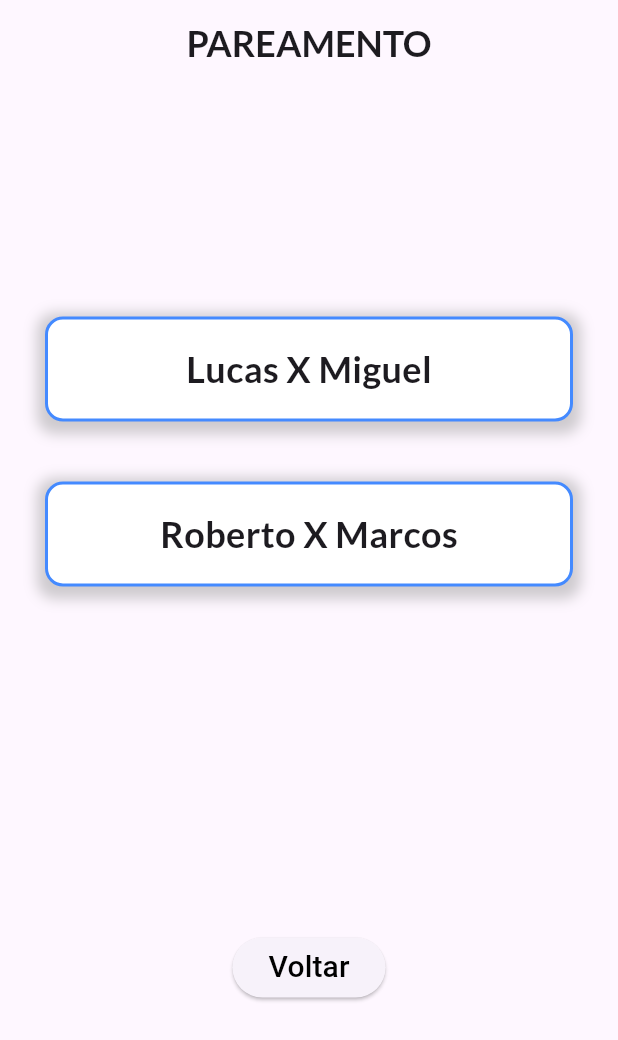
After one commit to MarceloGusmao/champions_organizer, a Flutter app: the NamesPage screen opened directly, on a phone screen of 412 x 824 dp. The commit adds this screen. Shown: the top 1040 px of the screen. Run offline on Flutter 3.47's test engine with Material 3 defaults, Android fonts, the phone set to English and light mode, and no system bars; our stand-ins replace font_awesome_flutter, google_fonts, parse_server_sdk_flutter; network calls fail.

Commit message:
Adicionando a tela de PAREAMENTO
Adicionando a tela de PAREAMENTO

```diff
--- a/lib/main.dart
+++ b/lib/main.dart
@@ -29,7 +29,7 @@ class MyApp extends StatelessWidget {
   Widget build(BuildContext context) {
     return MaterialApp(
       debugShowCheckedModeBanner: false,
-      title: 'Parse Login Example',
+      title: 'Login',
       theme: ThemeData(
         primarySwatch: Colors.blue,
       ),
--- a/lib/routes/app_routes.dart
+++ b/lib/routes/app_routes.dart
@@ -1,32 +1,26 @@
-// routes/app_routes.dart
-
 import 'package:flutter/material.dart';
-
 import '../views/home/home_screen.dart';
-import '../views/home/ranking_screen.dart';
-import '../views/login/login_screen.dart';
 import '../views/register/register_screen.dart'; // Importe esta linha para usar MaterialPageRoute
 import "../views/home/home.dart";
+import '../views/login/widgets/login_screen.dart';
 
 class AppRoutes {
   static const String initial = '/';
   static const String login = '/login';
   static const String register = '/register';
   static const String home = '/home';
-  static const String ranking = '/ranking';
+  static const String homepage = '/homePage';
 
   static Route<dynamic>? generateRoute(RouteSettings settings) {
     switch (settings.name) {
       case initial:
-        return MaterialPageRoute(builder: (_) => const MyHomePage());
+        return MaterialPageRoute(builder: (_) => HomeScreen());
       case login:
         return MaterialPageRoute(builder: (_) => LoginScreen());
       case register:
         return MaterialPageRoute(builder: (_) => RegisterScreen());
       case home:
-        return MaterialPageRoute(builder: (_) => HomeScreen());
-      case ranking:
-        return MaterialPageRoute(builder: (_) => RankingScreen());
+        return MaterialPageRoute(builder: (_) => const MyHomePage());
       default:
         return null;
     }
--- /dev/null
+++ b/lib/views/home/pareamento.dart
@@ -0,0 +1,107 @@
+import 'package:flutter/material.dart';
+import 'package:google_fonts/google_fonts.dart';
+import 'package:champions_organizer/routes/app_routes.dart';
+
+import 'home.dart';
+import 'home_screen.dart';
+
+void main() {
+  runApp(MyApp());
+}
+
+class MyApp extends StatelessWidget {
+  @override
+  Widget build(BuildContext context) {
+    return MaterialApp(
+      debugShowCheckedModeBanner: false,
+      title: 'Names Page',
+      theme: ThemeData(
+        primarySwatch: Colors.blue,
+      ),
+      home: NamesPage(),
+      routes: {
+        '/home': (context) => MyHomePage(),
+      },
+    );
+  }
+}
+
+class NamesPage extends StatelessWidget {
+  @override
+  Widget build(BuildContext context) {
+    return Scaffold(
+      appBar: AppBar(
+        title: Text(
+          'PAREAMENTO', // Título da AppBar
+          style: GoogleFonts.lato(
+            // Aplicando estilo da fonte
+            textStyle: TextStyle(
+              fontSize: 24,
+              fontWeight: FontWeight.bold,
+            ),
+          ),
+        ),
+        centerTitle: true, // Centralizando o título na AppBar
+      ),
+      body: Center(
+        child: Padding(
+          padding: const EdgeInsets.symmetric(horizontal: 30.0),
+          child: Column(
+            mainAxisAlignment: MainAxisAlignment.center,
+            crossAxisAlignment: CrossAxisAlignment.center,
+            children: [
+              _buildNameColumn('Lucas', 'Miguel'),
+              SizedBox(height: 40),
+              _buildNameColumn('Roberto', 'Marcos'),
+              SizedBox(height: 30),
+              SizedBox(height: 200),
+              ElevatedButton(
+                onPressed: () {
+                  Navigator.pushNamed(context, '/home');
+                },
+                child: Text(
+                  'Voltar',
+                  style: TextStyle(fontSize: 20, color: Colors.black),
+                ),
+              ),
+            ],
+          ),
+        ),
+      ),
+    );
+  }
+
+  Widget _buildNameColumn(String name1, String name2) {
+    return Container(
+      padding: const EdgeInsets.all(16.0),
+      width: double.infinity,
+      decoration: BoxDecoration(
+        color: Colors.white,
+        borderRadius: BorderRadius.circular(12.0),
+        border: Border.all(
+          color: Colors.blueAccent,
+          width: 2.0,
+        ),
+        boxShadow: [
+          BoxShadow(
+            color: Colors.grey.withOpacity(0.5),
+            spreadRadius: 5,
+            blurRadius: 7,
+            offset: Offset(0, 3),
+          ),
+        ],
+      ),
+      child: Column(
+        crossAxisAlignment: CrossAxisAlignment.center,
+        children: [
+          Text(
+            '$name1 X $name2', // Inclui o "X" separando os nomes
+            style: GoogleFonts.lato(
+              textStyle: TextStyle(fontSize: 24, fontWeight: FontWeight.bold),
+            ),
+          ),
+        ],
+      ),
+    );
+  }
+}
--- a/pubspec.yaml
+++ b/pubspec.yaml
@@ -1,7 +1,7 @@
 name: champions_organizer
 description: 'A new Flutter project.'
 
-publish_to: 'none' # Remove this line if you wish to publish to pub.dev
+publish_to: 'none' # Remove this line if you deseja publicar no pub.dev
 
 version: 1.0.0+1
 
@@ -14,11 +14,11 @@ dependencies:
   font_awesome_flutter: ^10.2.1
   cupertino_icons: ^1.0.6
   parse_server_sdk_flutter: ^8.0.0
+  google_fonts: ^4.0.0
 
 dev_dependencies:
   flutter_test:
     sdk: flutter
-
   flutter_lints: ^3.0.0
 
 flutter:
```
Also changed, not shown: lib/views/home/home.dart (+8 -39 lines), lib/views/home/home_screen.dart (+6 -2 lines), lib/views/login/widgets/login_screen.dart (added, +85 -0 lines), pubspec.lock.
